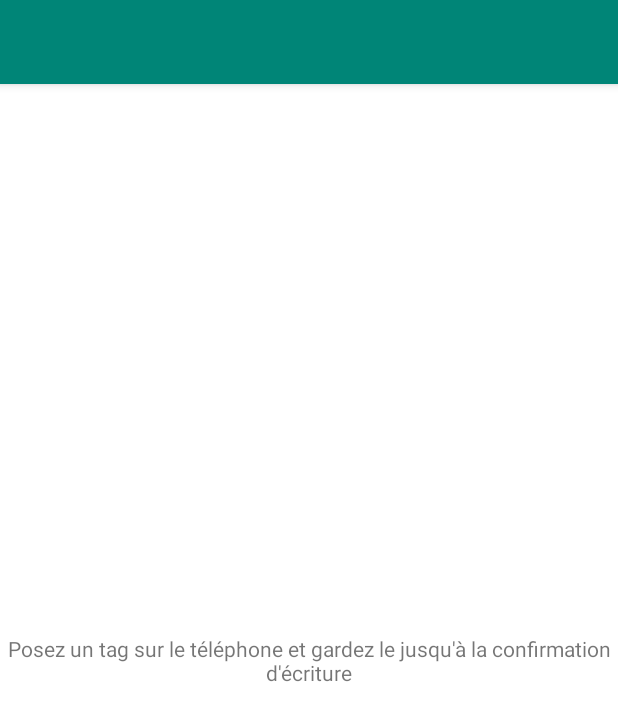
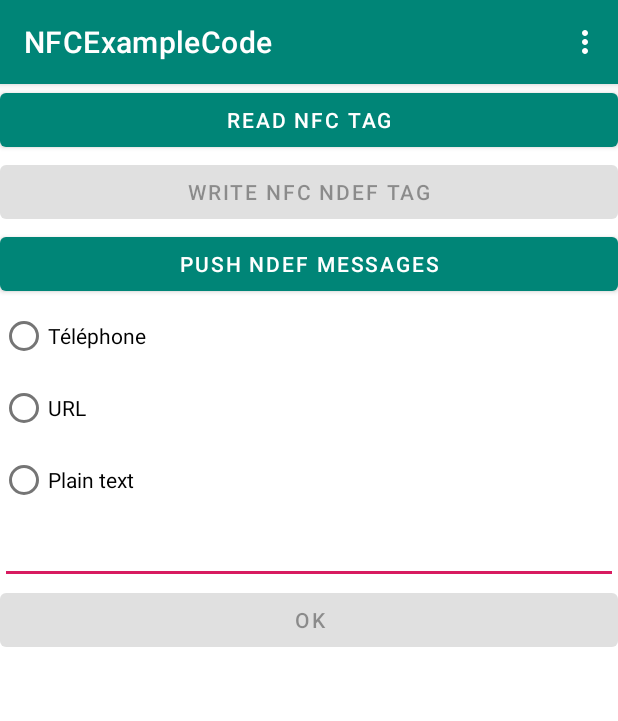
Before and after one commit to efconstant/nfc, an Android app: the screen it shows after launch (NFCWriterActivity before the commit, MainActivity after it), after a tap on "WRITE NFC NDEF TAG", on a phone screen of 412 x 824 dp. Shown: the top 721 px of the screen. Run offline under Robolectric (Android 15) with nearby library versions, the phone set to English and light mode, and no system bars.

Commit message:
1er commit

```diff
--- a/app/build.gradle
+++ b/app/build.gradle
@@ -5,7 +5,7 @@ android {
     buildToolsVersion "29.0.2"
     defaultConfig {
         applicationId "com.mbds.android.nfc.code"
-        minSdkVersion 24
+        minSdkVersion 23
         targetSdkVersion 29
         versionCode 1
         versionName "1.0"
--- a/app/src/main/java/com/mbds/android/nfc/code/MainActivity.java
+++ b/app/src/main/java/com/mbds/android/nfc/code/MainActivity.java
@@ -5,6 +5,9 @@ import android.os.Bundle;
 import android.view.Menu;
 import android.view.MenuItem;
 import android.view.View;
+import android.widget.Button;
+import android.widget.RadioButton;
+import android.widget.TextView;
 
 import androidx.appcompat.app.AppCompatActivity;
 import androidx.appcompat.widget.Toolbar;
@@ -15,6 +18,7 @@ public class MainActivity extends AppCompatActivity {
     //TODO C'est quoi le View Binding ? https://developer.android.com/topic/libraries/view-binding
     private ActivityMainBinding binding;
 
+
     @Override
     protected void onCreate(Bundle savedInstanceState) {
         super.onCreate(savedInstanceState);
@@ -22,6 +26,18 @@ public class MainActivity extends AppCompatActivity {
         setContentView(binding.getRoot());
         Toolbar toolbar = findViewById(R.id.toolbar);
         setSupportActionBar(toolbar);
+        binding.radioButton1.setVisibility(View.INVISIBLE);
+        binding.radioButton2.setVisibility(View.INVISIBLE);
+        binding.radioButton3.setVisibility(View.INVISIBLE);
+        binding.valInput.setVisibility(View.INVISIBLE);
+        binding.btnOK.setVisibility(View.INVISIBLE);
+
+//        radioButton1.setVisibility(View.INVISIBLE);
+//        radioButton2.setVisibility(View.INVISIBLE);
+//        radioButton3.setVisibility(View.INVISIBLE);
+//        valInput.setVisibility(View.INVISIBLE);
+//        btn_OK.setVisibility(View.INVISIBLE);
+
 
         handleActions();
     }
@@ -37,7 +53,16 @@ public class MainActivity extends AppCompatActivity {
         binding.btnWriteTag.setOnClickListener(new View.OnClickListener() {
             @Override
             public void onClick(View v) {
-                startActivity(new Intent(MainActivity.this, NFCWriterActivity.class));
+                //show form on click
+                binding.radioButton1.setVisibility(View.VISIBLE);
+                binding.radioButton2.setVisibility(View.VISIBLE);
+                binding.radioButton3.setVisibility(View.VISIBLE);
+                binding.valInput.setVisibility(View.VISIBLE);
+                binding.btnOK.setVisibility(View.VISIBLE);
+                binding.btnOK.setEnabled(false);
+                binding.btnWriteTag.setEnabled(false);
+
+                //startActivity(new Intent(MainActivity.this, NFCWriterActivity.class));
             }
         });
 
@@ -45,6 +70,13 @@ public class MainActivity extends AppCompatActivity {
             @Override
             public void onClick(View v) {
                 startActivity(new Intent(MainActivity.this, NDEFPushActivity.class));
+            }
+        });
+
+        binding.btnOK.setOnClickListener(new View.OnClickListener() {
+            @Override
+            public void onClick(View v) {
+                startActivity(new Intent(MainActivity.this, NFCWriterActivity.class));
             }
         });
     }
--- a/app/src/main/java/com/mbds/android/nfc/code/NFCReaderActivity.java
+++ b/app/src/main/java/com/mbds/android/nfc/code/NFCReaderActivity.java
@@ -21,12 +21,12 @@ public class NFCReaderActivity extends Activity {
     private PendingIntent pendingIntent;
     public static String TAG = "TAG";
 
-    // TODO Lire le contenu d'un tag et effectuer les actions en fonction du contenu
+    // TODO Lire le contenu d'un tag et effectuer les actions en fonction du contenu [OK]
     // TODO Si c'est un numéro de téléphone, lancer un appel
     // TODO Si c'est une page web lancer un navigateur pour afficher la page
     // TODO Sinon afficher le contenu dans la textviewx
     // TODO utiliser le view binding
-    // TODO Faire en sorte que l'app ne crash pas si le tag est vierge ou mal formatté
+    // TODO Faire en sorte que l'app ne crash pas si le tag est vierge ou mal formatté [OK]
     // TODO Demander à l'utilisateur d'activer le NFC, s'il ne l'est pas
 
     @Override
@@ -141,11 +141,17 @@ public class NFCReaderActivity extends Activity {
                         //parse NDEF record as String:
                         //============================
                         byte[] payload = ndefRecord.getPayload();
-                        String encoding = ((payload[0] & 128) == 0) ? "UTF-8" : "UTf-8";
-                        int languageSize = payload[0] & 0063;
+                        String recordTxt = "";
+
                         try {
-                            String recordTxt = new String(payload, languageSize + 1,
-                                    payload.length - languageSize - 1, encoding);
+                            if(payload.length> 0) {
+                                String encoding = ((payload[0] & 128) == 0) ? "UTF-8" : "UTf-8";
+                                int languageSize = payload[0] & 0063;
+                                 recordTxt = new String(payload, languageSize + 1,
+                                        payload.length - languageSize - 1, encoding);
+                            } else{
+                                recordTxt= "Aucune information detectée sur la carte";
+                            }
 
                             message = message + ", NDEF MESSAGE : " + recordTxt;
 
--- a/app/src/main/res/layout/activity_main.xml
+++ b/app/src/main/res/layout/activity_main.xml
@@ -51,5 +51,50 @@
         app:layout_constraintStart_toStartOf="parent"
         app:layout_constraintTop_toBottomOf="@+id/btn_write_tag" />
 
+    <RadioGroup
+        android:id="@+id/radioGroup"
+        android:layout_width="match_parent"
+        android:layout_height="wrap_content"
+        app:layout_constraintTop_toBottomOf="@id/btn_beam_p2p"
+        app:layout_constraintBottom_toTopOf="@id/valInput"
+        >
+        <RadioButton
+            android:id="@+id/radioButton1"
+            android:layout_width="match_parent"
+            android:layout_height="wrap_content"
+            android:text="@string/t_l_phone"
+            app:layout_constraintTop_toBottomOf="@id/radioGroup" />
+
+        <RadioButton
+            android:id="@+id/radioButton2"
+            android:layout_width="match_parent"
+            android:layout_height="wrap_content"
+            android:text="@string/url"
+            app:layout_constraintTop_toBottomOf="@id/radioButton1" />
+
+        <RadioButton
+            android:id="@+id/radioButton3"
+            android:layout_width="match_parent"
+            android:layout_height="wrap_content"
+            android:text="@string/other"
+            app:layout_constraintTop_toBottomOf="@id/radioButton2" />
+    </RadioGroup>
+
+    <EditText
+        android:id="@+id/valInput"
+        android:layout_width="match_parent"
+        android:layout_height="wrap_content"
+        app:layout_constraintTop_toBottomOf="@id/radioGroup"
+        />
+
+    <com.google.android.material.button.MaterialButton
+        android:id="@+id/btnOK"
+        android:layout_width="0dp"
+        android:layout_height="wrap_content"
+        android:text="OK"
+        app:layout_constraintEnd_toEndOf="parent"
+        app:layout_constraintStart_toStartOf="parent"
+        app:layout_constraintTop_toBottomOf="@+id/valInput" />
+
 
 </androidx.constraintlayout.widget.ConstraintLayout>
--- a/app/src/main/res/values/strings.xml
+++ b/app/src/main/res/values/strings.xml
@@ -11,4 +11,7 @@
     <string name="my_group_description">My HCE grouo description</string>
     <string name="write_tag">Posez un tag sur le téléphone et gardez le jusqu\'à la confirmation d\'écriture</string>
     <string name="read_tag">Posez un tag sur le téléphone et gardez le jusqu\'à la confirmation de lecture</string>
+    <string name="t_l_phone">Téléphone</string>
+    <string name="url">URL</string>
+    <string name="other">Plain text</string>
 </resources>
```
